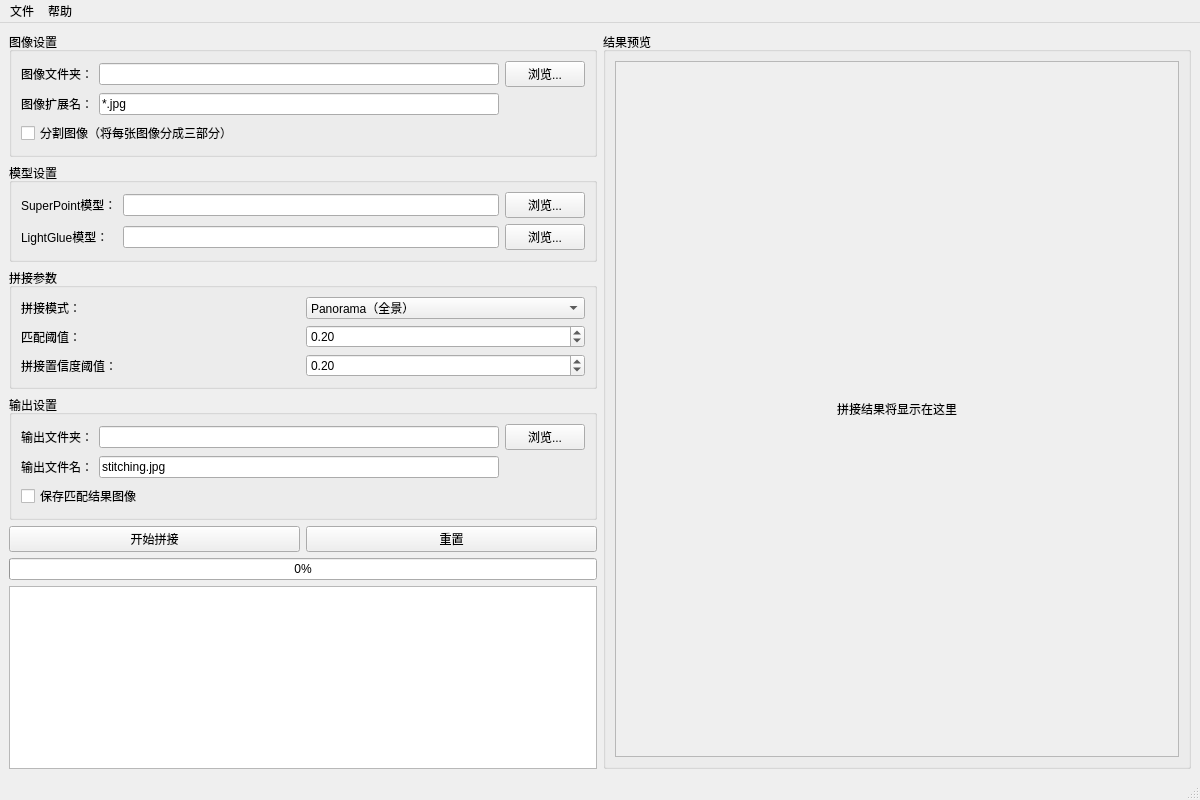
The window that mainwindow.ui (KongKong-e/StitchGUI) describes before a commit, drawn with Qt 5.
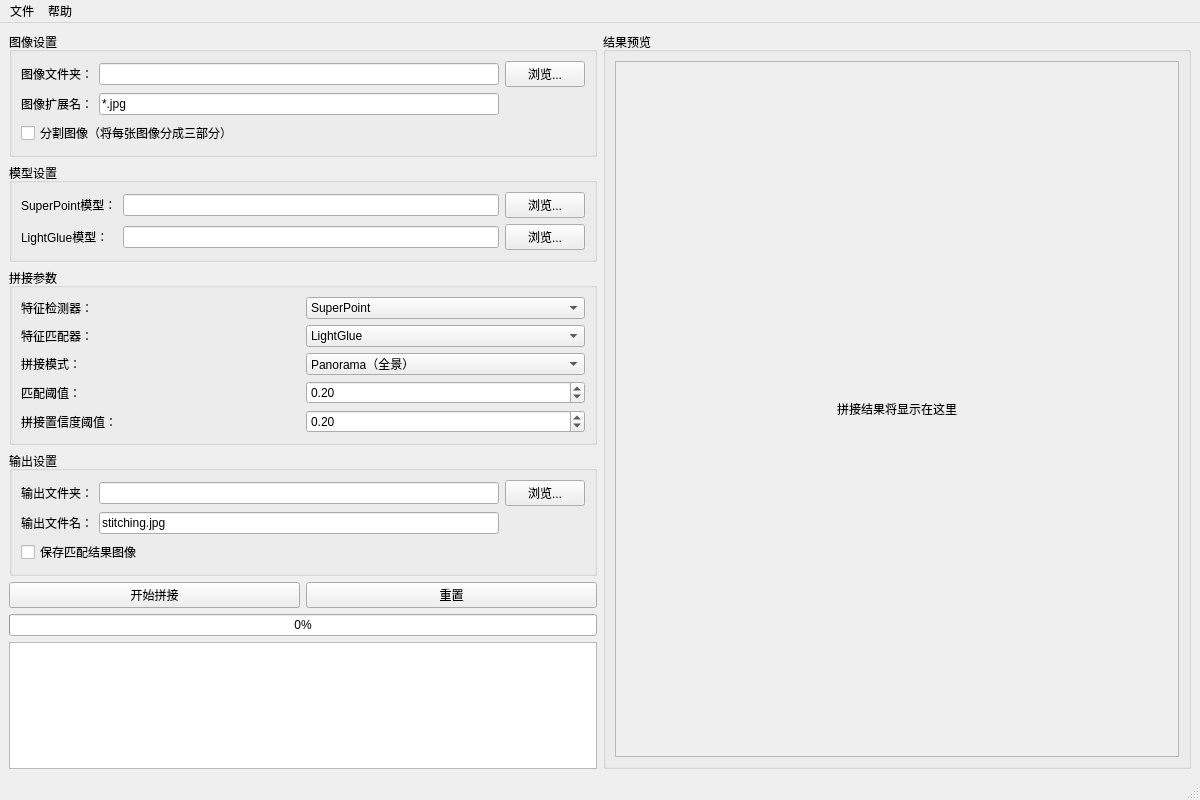
The same window after the commit.

```diff
--- a/mainwindow.ui
+++ b/mainwindow.ui
@@ -114,13 +114,65 @@
         </property>
         <layout class="QGridLayout" name="gridLayout_3">
          <item row="0" column="0">
+          <widget class="QLabel" name="label_detector">
+           <property name="text">
+            <string>特征检测器：</string>
+           </property>
+          </widget>
+         </item>
+         <item row="0" column="1">
+          <widget class="QComboBox" name="comboBox_detector">
+           <item>
+            <property name="text">
+             <string>SuperPoint</string>
+            </property>
+           </item>
+           <item>
+            <property name="text">
+             <string>SIFT</string>
+            </property>
+           </item>
+           <item>
+            <property name="text">
+             <string>ORB</string>
+            </property>
+           </item>
+           <item>
+            <property name="text">
+             <string>SURF</string>
+            </property>
+           </item>
+          </widget>
+         </item>
+         <item row="1" column="0">
+          <widget class="QLabel" name="label_matcher">
+           <property name="text">
+            <string>特征匹配器：</string>
+           </property>
+          </widget>
+         </item>
+         <item row="1" column="1">
+          <widget class="QComboBox" name="comboBox_matcher">
+           <item>
+            <property name="text">
+             <string>LightGlue</string>
+            </property>
+           </item>
+           <item>
+            <property name="text">
+             <string>BFMatcher</string>
+            </property>
+           </item>
+          </widget>
+         </item>
+         <item row="2" column="0">
           <widget class="QLabel" name="label_5">
            <property name="text">
             <string>拼接模式：</string>
            </property>
           </widget>
          </item>
-         <item row="0" column="1">
+         <item row="2" column="1">
           <widget class="QComboBox" name="comboBox_mode">
            <item>
             <property name="text">
@@ -134,14 +186,14 @@
            </item>
           </widget>
          </item>
-         <item row="1" column="0">
+         <item row="3" column="0">
           <widget class="QLabel" name="label_6">
            <property name="text">
             <string>匹配阈值：</string>
            </property>
           </widget>
          </item>
-         <item row="1" column="1">
+         <item row="3" column="1">
           <widget class="QDoubleSpinBox" name="doubleSpinBox_matchThreshold">
            <property name="minimum">
             <double>0.000000000000000</double>
@@ -157,14 +209,14 @@
            </property>
           </widget>
          </item>
-         <item row="2" column="0">
+         <item row="4" column="0">
           <widget class="QLabel" name="label_7">
            <property name="text">
             <string>拼接置信度阈值：</string>
            </property>
           </widget>
          </item>
-         <item row="2" column="1">
+         <item row="4" column="1">
           <widget class="QDoubleSpinBox" name="doubleSpinBox_confidenceThreshold">
            <property name="minimum">
             <double>0.000000000000000</double>
```
